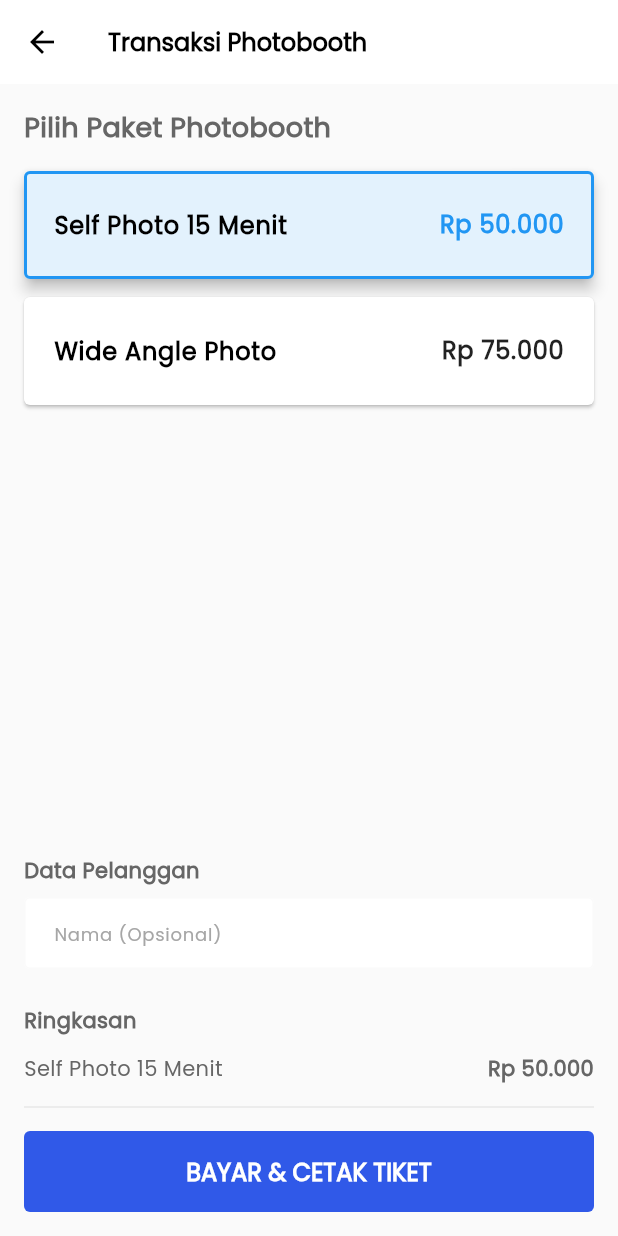
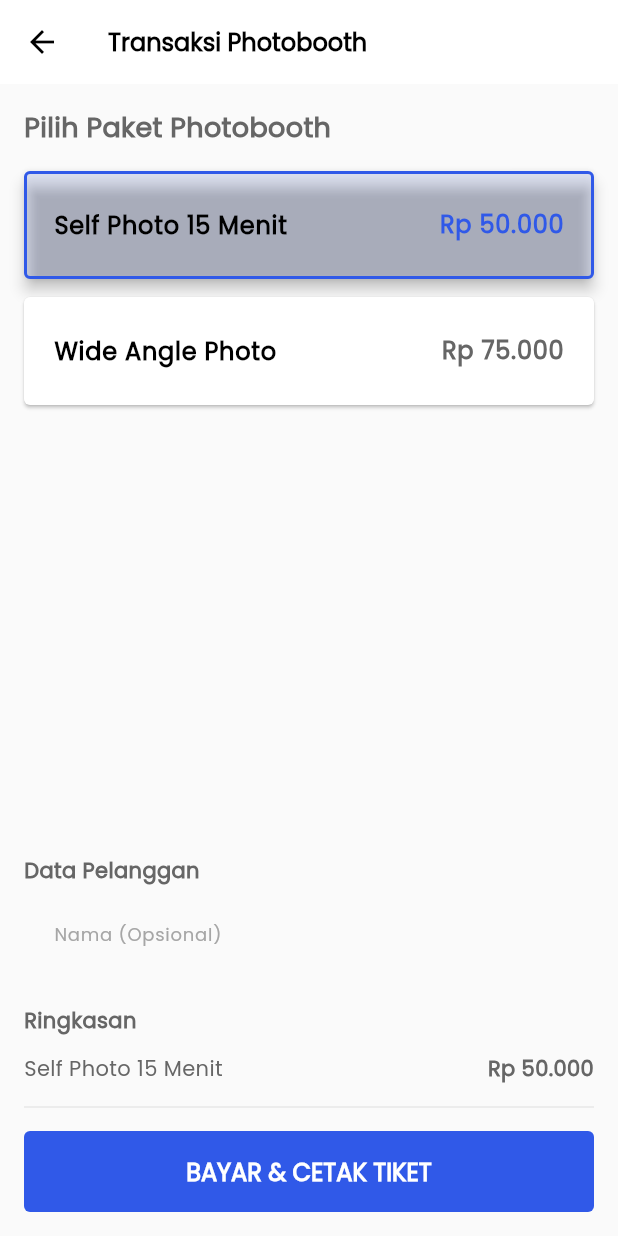
Before and after one commit to Andndre/kasir_luminara_photobooth, a Flutter app: the Kasir screen opened directly, after a tap on "Self Photo 15 Menit", on a phone screen of 412 x 824 dp. Run offline on Flutter 3.47's test engine with Material 3 defaults, Android fonts, the phone set to English and light mode, and no system bars; our stand-ins replace bloc, equatable, flutter_bloc, package_info_plus, qr_flutter, shared_preferences and 2 more; missing offline and left inert: alfred, esc_pos_utils, mobile_scanner, network_info_plus, print_bluetooth_thermal, shorebird_code_push; accounts and stored records are empty.

Commit message:
Fix: Dark mode support for transaction price and customer input in Kasir page

```diff
--- a/lib/features/kasir/pages/kasir.dart
+++ b/lib/features/kasir/pages/kasir.dart
@@ -86,6 +86,7 @@ class _KasirState extends State<Kasir> {
   }
 
   Widget _buildProductSection() {
+    final theme = Theme.of(context);
     return Column(
       crossAxisAlignment: CrossAxisAlignment.start,
       children: [
@@ -103,11 +104,13 @@ class _KasirState extends State<Kasir> {
               return Card(
                 elevation: isSelected ? 4 : 1,
                 margin: const EdgeInsets.only(bottom: 12),
-                color: isSelected ? Colors.blue.shade50 : null,
+                color: isSelected
+                    ? theme.primaryColor.withValues(alpha: 0.1)
+                    : theme.cardTheme.color,
                 shape: RoundedRectangleBorder(
                   borderRadius: BorderRadius.circular(Dimens.radius),
                   side: BorderSide(
-                    color: isSelected ? Colors.blue : Colors.transparent,
+                    color: isSelected ? theme.primaryColor : Colors.transparent,
                     width: 2,
                   ),
                 ),
@@ -126,7 +129,9 @@ class _KasirState extends State<Kasir> {
                     ).format(product.price),
                     style: TextStyle(
                       fontWeight: FontWeight.bold,
-                      color: isSelected ? Colors.blue : Colors.black87,
+                      color: isSelected
+                          ? theme.primaryColor
+                          : theme.textTheme.bodyMedium?.color,
                       fontSize: 16,
                     ),
                   ),
@@ -159,8 +164,6 @@ class _KasirState extends State<Kasir> {
           decoration: const InputDecoration(
             hintText: 'Nama (Opsional)',
             border: OutlineInputBorder(),
-            filled: true,
-            fillColor: Colors.white,
           ),
         ),
         const SizedBox(height: 24),
```
